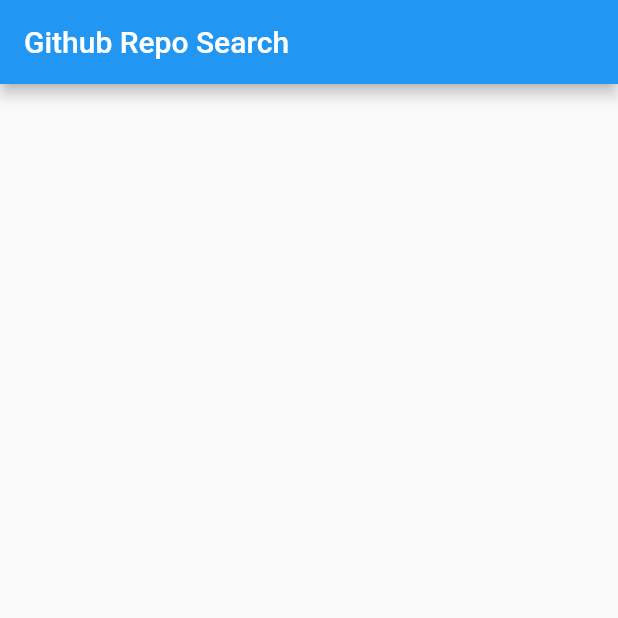
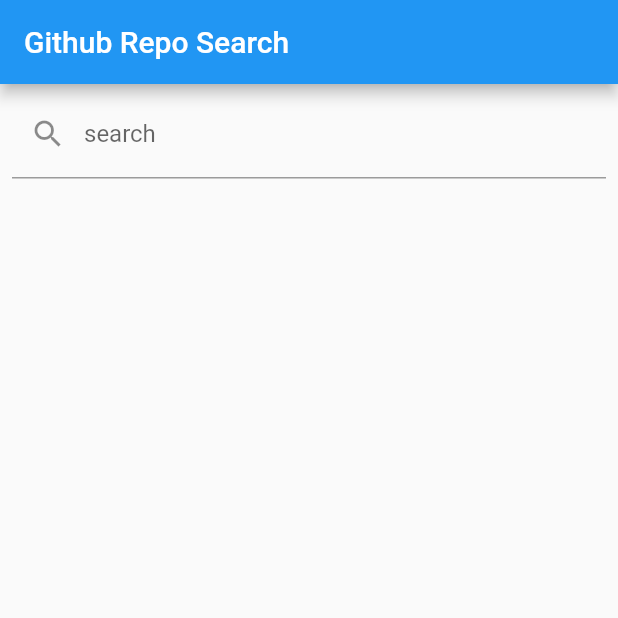
Before and after one commit to yuki-fujisaki/GithubRepoSearch-Flutter, a Flutter app: the screen it shows after launch, on a phone screen of 412 x 824 dp, the top half of it. Run offline on Flutter 3.47's test engine with Material 2 defaults, Android fonts, the phone set to English and light mode, and no system bars.

Commit message:
add: 基本UI作成

```diff
--- a/lib/github_repo_search_screen.dart
+++ b/lib/github_repo_search_screen.dart
@@ -1,4 +1,6 @@
 import 'package:flutter/material.dart';
+import 'package:github_repo_search/github_repo.dart';
+import 'package:github_repo_search/github_response.dart';
 
 class GithubRepoSearchScreen extends StatefulWidget {
   const GithubRepoSearchScreen({Key? key, required this.title})
@@ -11,13 +13,73 @@ class GithubRepoSearchScreen extends StatefulWidget {
 }
 
 class _GithubRepoSearchScreenState extends State<GithubRepoSearchScreen> {
+  GithubResponse? _response;
+
+  void load(String text) {
+    GithubRepository().fetch(text).then((response) {
+      setState(() {
+        _response = response;
+      });
+    });
+  }
+
   @override
   Widget build(BuildContext context) {
     return Scaffold(
       appBar: AppBar(
         title: Text(widget.title),
       ),
-      body: const Center(),
+      body: Stack(
+        children: [
+          Column(
+            children: [
+              Container(
+                margin: const EdgeInsets.fromLTRB(8, 4, 8, 4),
+                child: TextField(
+                    decoration: const InputDecoration(
+                        prefixIcon: Icon(Icons.search),
+                        hintText: 'repository name',
+                        labelText: "search"),
+                    onSubmitted: (text) {
+                      load(text);
+                    }),
+              ),
+              Expanded(
+                child: Scrollbar(
+                  child: ListView.builder(
+                    itemBuilder: (BuildContext context, int index) {
+                      final githubRepo = _response!.items[index];
+                      return ListTile(
+                        leading: Container(
+                          padding: const EdgeInsets.all(4.0),
+                          child: ClipRRect(
+                            borderRadius: BorderRadius.circular(16),
+                            child: Image.network(
+                              githubRepo.owner.avatarUrl,
+                              width: 32,
+                              height: 32,
+                            ),
+                          ),
+                        ),
+                        title: Text(githubRepo.fullName),
+                        subtitle: Row(
+                          children: [
+                            const Icon(Icons.star_border),
+                            const SizedBox(width: 4),
+                            Text(githubRepo.stargazersCount.toString())
+                          ],
+                        ),
+                        // onTap: () {},
+                      );
+                    },
+                    itemCount: _response?.items.length ?? 0,
+                  ),
+                ),
+              )
+            ],
+          ),
+        ],
+      ),
     );
   }
 }
```
